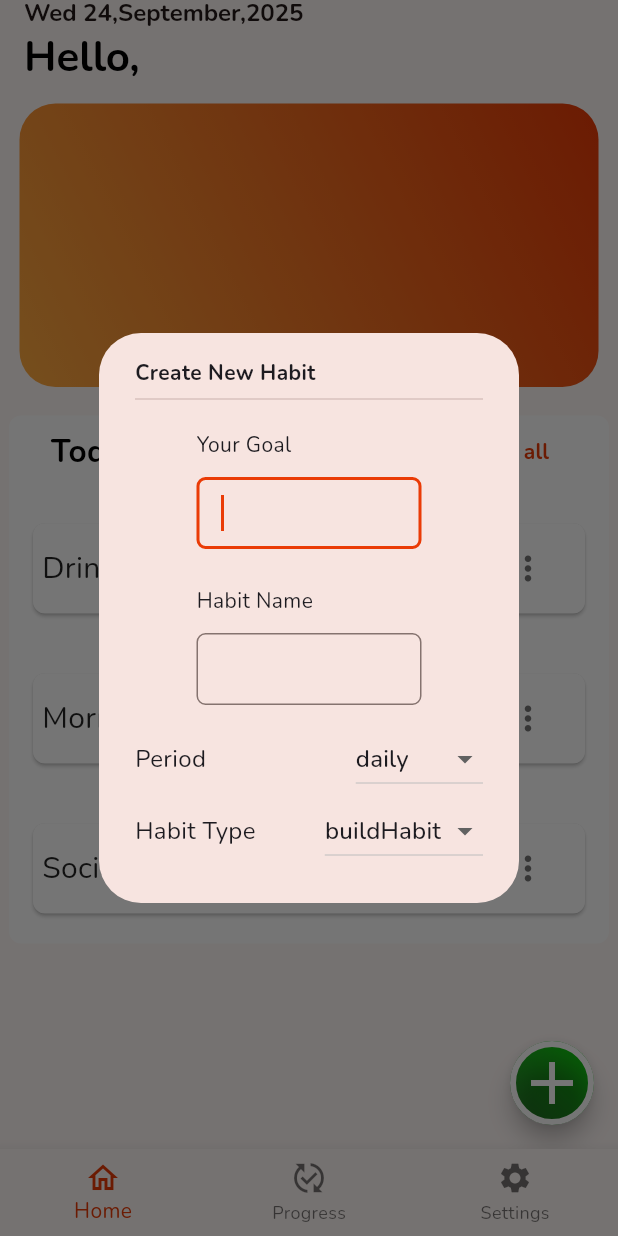
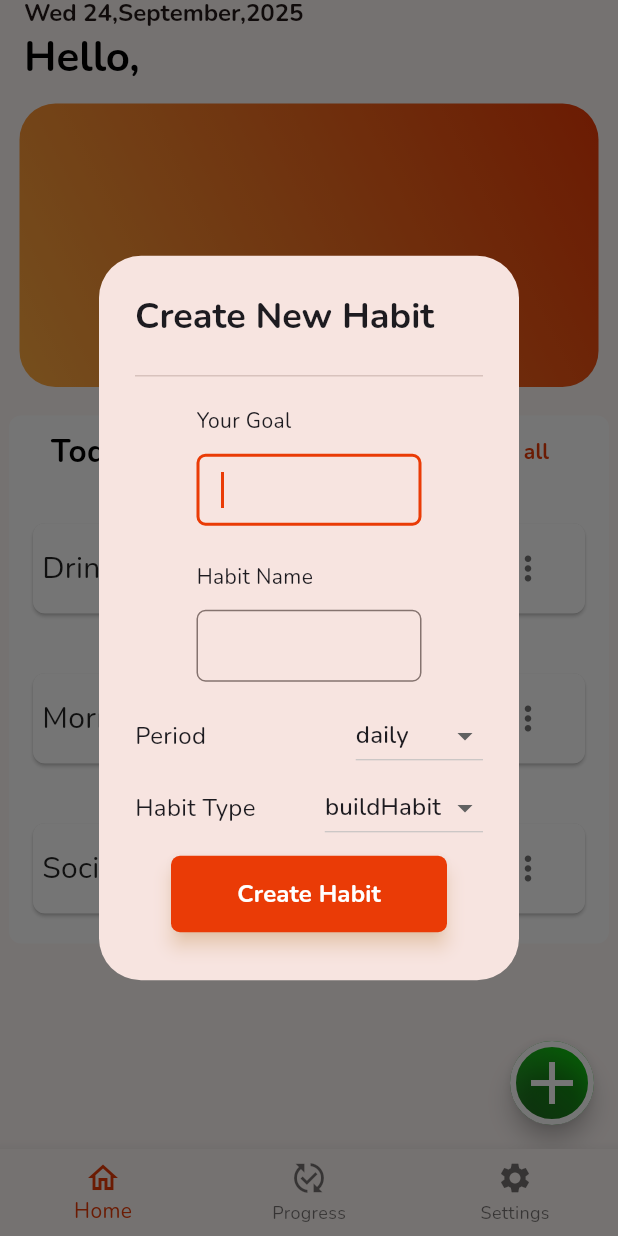
Before and after one commit to fzaura/habit_tracker, a Flutter app: the screen it shows after launch, after a tap on the "add" icon, on a phone screen of 412 x 824 dp. Run offline on Flutter 3.47's test engine with Material 3 defaults, Android fonts, the phone set to English and light mode, and no system bars; our stand-ins replace flutter_riverpod, google_fonts.

Commit message:
feat(addNewHabit): Made the UI for adding a new  habit more modular  <How?> by separating it into stateful and stateless utility components. <Why?> To enhance code reusability and maintainability , and to update UI Model to look better.

```diff
--- a/mobile_frontend/habit_tracker_frontend/lib/core/utilAddNewHabit.dart
+++ /dev/null
@@ -1,83 +0,0 @@
-import 'package:flutter/material.dart';
-import 'package:google_fonts/google_fonts.dart';
-import 'package:habit_tracker/app/globalData.dart';
-import 'package:habit_tracker/app/themes.dart';
-import 'package:habit_tracker/core/utility/stateFulUtil/dropDownButtonTemp.dart';
-import 'package:habit_tracker/core/utility/stateFulUtil/habitsCheckCard.dart';
-import 'package:habit_tracker/core/utility/utilitySignLogWidgets.dart';
-import 'package:habit_tracker/data/Models/UIModels/habit.dart';
-
-class UtilAddNewHabit {
-  Container defaultInputField(
-    String text,
-    TextEditingController controller,
-    BuildContext context,
-  ) {
-    return Container(
-      width: double.infinity,
-      padding: const EdgeInsets.symmetric(
-        vertical: 12,
-        horizontal: double.infinity,
-      ),
-      //margin: const EdgeInsets.symmetric(horizontal: 8),
-      child: Column(
-        mainAxisSize: MainAxisSize.min,
-        crossAxisAlignment: CrossAxisAlignment.start,
-        children: [
-          Text(textAlign: TextAlign.left, text, selectionColor: Colors.grey),
-          const SizedBox(height: 12),
-          TextField(
-            autofocus: true,
-            controller: controller,
-            keyboardType: TextInputType.text,
-            textCapitalization: TextCapitalization.words,
-            decoration: InputDecoration(
-              border: OutlineInputBorder(
-                borderRadius: BorderRadius.circular(6),
-              ),
-              contentPadding: EdgeInsets.all(12),
-            ),
-          ),
-        ],
-      ),
-    );
-  }
-
-  static void addNewHabit(
-    BuildContext context,
-    TextEditingController yourGoalController,
-    TextEditingController yourHabitController,
-  ) {
-    showDialog(
-      context: context,
-      builder: (context) => AlertDialog(
-        content:  Column(
-          mainAxisSize: MainAxisSize.min,
-          mainAxisAlignment: MainAxisAlignment.start,
-          crossAxisAlignment: CrossAxisAlignment.start,
-          children: [
-            Text(
-              'Create New Habit',
-              style: mainAppTheme.textTheme.headlineLarge?.copyWith(
-                fontWeight: FontWeight.bold,
-              ),
-            ),
-            const Divider(),
-            SigninInputField('Your Goal', yourGoalController, context),
-            SigninInputField('Habit Name', yourHabitController, context),
-            DropDownButtonTemp(
-              buttonName: 'Period',
-              passedEnumValue: EnperiodUnit.daily,
-              enumValues: EnperiodUnit.values,
-            ),
-            DropDownButtonTemp(
-              buttonName: 'Habit Type',
-              passedEnumValue: EnhabitGoal.buildHabit,
-              enumValues: EnhabitGoal.values,
-            ),
-          ],
-        ),
-      ),
-    );
-  }
-}
--- /dev/null
+++ b/mobile_frontend/habit_tracker_frontend/lib/core/utility/stateFulUtil/addNewHabit.dart
@@ -0,0 +1,96 @@
+import 'package:flutter/material.dart';
+import 'package:flutter_riverpod/flutter_riverpod.dart';
+import 'package:habit_tracker/app/themes.dart';
+import 'package:habit_tracker/core/utility/statelessUtil/utilAddNewHabit.dart';
+import 'package:habit_tracker/core/utility/stateFulUtil/dropDownButtonTemp.dart';
+import 'package:habit_tracker/core/utility/utilitySignLogWidgets.dart';
+import 'package:habit_tracker/data/Models/UIModels/habit.dart';
+import 'package:habit_tracker/view(Screens)/HomeScreens/sucessScreenUtil.dart';
+import 'package:habit_tracker/view_model(Providers)/habitsStateNotifier.dart';
+
+class Addnewhabit extends ConsumerStatefulWidget {
+  const Addnewhabit({super.key});
+  @override
+  ConsumerState<Addnewhabit> createState() => _AddnewhabitState();
+}
+
+class _AddnewhabitState extends ConsumerState<Addnewhabit> {
+  late TextEditingController yourGoalController;
+  late TextEditingController yourHabitController;
+
+  EnhabitGoal habitGoal = EnhabitGoal.buildHabit;
+  EnperiodUnit periodUnit = EnperiodUnit.daily;
+
+  void _addNewHabitLogic() {
+    ref
+        .read(habitSampleProvider.notifier)
+        .addNewHabit(
+          Habit(
+            id: '33',
+            habitName: yourHabitController.text,
+            goal: yourGoalController.text,
+            habitType: habitGoal,
+            periodUnit: periodUnit,
+            createdAt: DateTime.now(),
+          ),
+        );
+    Navigator.pop(context);
+    Navigator.push(
+      context,
+      MaterialPageRoute(builder: (context) => SucessScreenUtil()),
+    );
+  }
+
+  @override
+  void initState() {
+    super.initState();
+    yourGoalController = TextEditingController();
+    yourHabitController = TextEditingController();
+  }
+
+  @override
+  Widget build(BuildContext context) {
+    return AlertDialog(
+      title: Text(
+        'Create New Habit',
+        style: mainAppTheme.textTheme.headlineLarge?.copyWith(
+          fontWeight: FontWeight.bold,
+        ),
+      ),
+      content: Column(
+        mainAxisSize: MainAxisSize.min,
+        mainAxisAlignment: MainAxisAlignment.start,
+        crossAxisAlignment: CrossAxisAlignment.start,
+        children: [
+          const Divider(),
+          SigninInputField('Your Goal', yourGoalController, context),
+          SigninInputField('Habit Name', yourHabitController, context),
+          DropDownButtonTemp(
+            buttonName: 'Period',
+            passedEnumValue: periodUnit,
+            enumValues: EnperiodUnit.values,
+          ),
+          DropDownButtonTemp(
+            buttonName: 'Habit Type',
+            passedEnumValue: habitGoal,
+            enumValues: EnhabitGoal.values,
+          ),
+          UtilAddNewHabitUI().defaultCreateHabitButton(
+            text: "Create Habit",
+            onPressed: (context) {
+              _addNewHabitLogic();
+            },
+            ctxt: context,
+          ),
+        ],
+      ),
+    );
+  }
+
+  @override
+  void dispose() {
+    yourGoalController.dispose();
+    yourHabitController.dispose();
+    super.dispose();
+  }
+}
--- /dev/null
+++ b/mobile_frontend/habit_tracker_frontend/lib/core/utility/statelessUtil/utilAddNewHabit.dart
@@ -0,0 +1,81 @@
+import 'package:flutter/material.dart';
+import 'package:habit_tracker/app/themes.dart';
+import 'package:google_fonts/google_fonts.dart';
+
+class UtilAddNewHabitUI {
+  Widget defaultCreateHabitButton({
+    required text,
+    required Function(BuildContext ctxt) onPressed,
+    required BuildContext ctxt,
+  }) {
+    return Container(
+      width: double.infinity,
+      margin: const EdgeInsets.symmetric(
+        vertical: 8,
+        horizontal: 24,
+      ), // Spacing from edges ,
+
+      child: ElevatedButton(
+        onPressed: () {
+          onPressed(ctxt);
+        },
+        style: ElevatedButton.styleFrom(
+          backgroundColor: mainAppTheme.colorScheme.primary, // Orange color
+          foregroundColor: Colors.white, // Text color
+          shadowColor: Colors.orangeAccent.withOpacity(0.5), // Shadow color
+          elevation: 5, // Shadow elevation
+          padding: const EdgeInsets.symmetric(
+            vertical: 14,
+          ), // Matches text field height
+          shape: RoundedRectangleBorder(
+            borderRadius: BorderRadius.circular(
+              6,
+            ), // Same border radius as text field
+          ),
+        ),
+        child: Text(
+          text,
+          style: GoogleFonts.nunito(fontSize: 16, fontWeight: FontWeight.bold),
+        ),
+      ),
+    );
+  }
+
+  Container defaultInputField(
+    String text,
+    TextEditingController controller,
+    BuildContext context,
+  ) {
+    return Container(
+      width: double.infinity,
+      padding: const EdgeInsets.symmetric(
+        vertical: 12,
+        horizontal: double.infinity,
+      ),
+      //margin: const EdgeInsets.symmetric(horizontal: 8),
+      child: Column(
+        mainAxisSize: MainAxisSize.min,
+        crossAxisAlignment: CrossAxisAlignment.start,
+        children: [
+          Text(textAlign: TextAlign.left, text, selectionColor: Colors.grey),
+          const SizedBox(height: 12),
+          TextField(
+            autofocus: true,
+            controller: controller,
+            keyboardType: TextInputType.text,
+            textCapitalization: TextCapitalization.words,
+            decoration: InputDecoration(
+              border: OutlineInputBorder(
+                borderRadius: BorderRadius.circular(6),
+              ),
+              contentPadding: EdgeInsets.all(12),
+            ),
+          ),
+        ],
+      ),
+    );
+  }
+
+
+
+}
--- a/mobile_frontend/habit_tracker_frontend/lib/data/Models/UIModels/habit.dart
+++ b/mobile_frontend/habit_tracker_frontend/lib/data/Models/UIModels/habit.dart
@@ -16,7 +16,7 @@ class Habit {
     required this.habitName,
     required this.goal,
     required this.habitType,
-    required this.periodValue,
+     this.periodValue=21,
     required this.periodUnit,
     required this.createdAt,
     this.isCompleted = false,
--- a/mobile_frontend/habit_tracker_frontend/lib/view(Screens)/HomeScreens/homeScreen.dart
+++ b/mobile_frontend/habit_tracker_frontend/lib/view(Screens)/HomeScreens/homeScreen.dart
@@ -1,6 +1,7 @@
 import 'package:flutter/material.dart';
 import 'package:flutter_riverpod/flutter_riverpod.dart';
-import 'package:habit_tracker/core/utilAddNewHabit.dart';
+import 'package:habit_tracker/core/utility/statelessUtil/utilAddNewHabit.dart';
+import 'package:habit_tracker/core/utility/stateFulUtil/addNewHabit.dart';
 import 'package:habit_tracker/core/utility/utilHomeScreenWidgets.dart';
 import 'package:habit_tracker/view_model(Providers)/habitsStateNotifier.dart';
 import 'package:intl/intl.dart';
@@ -20,11 +21,7 @@ class _HomescreenState extends ConsumerState<Homescreen> {
   late TextEditingController yourHabitController;
 
   void onAddNewHabit() {
-    UtilAddNewHabit.addNewHabit(
-      context,
-      yourGoalController,
-      yourHabitController,
-    );
+    showDialog(context: context, builder: (context) => Addnewhabit());
   }
 
   @override
@@ -75,7 +72,6 @@ class _HomescreenState extends ConsumerState<Homescreen> {
               habitsList,
               pressSeeAll: () {},
             ),
-
           ],
         ),
       ),
--- a/mobile_frontend/habit_tracker_frontend/lib/view_model(Providers)/habitsStateNotifier.dart
+++ b/mobile_frontend/habit_tracker_frontend/lib/view_model(Providers)/habitsStateNotifier.dart
@@ -13,6 +13,10 @@ class HabitsStateNotifier extends StateNotifier<List<Habit>> {
     : super(HabitSamples.getSampleHabits()); //A-Initial Data
 
   //B- Variables that Change that Data in a non immutable way
+  void addNewHabit(Habit newHabit)
+  {
+    state=[...state,newHabit];
+  }
 }
 
 final habitSampleProvider =
--- a/mobile_frontend/habit_tracker_frontend/pubspec.yaml
+++ b/mobile_frontend/habit_tracker_frontend/pubspec.yaml
@@ -62,7 +62,7 @@ flutter:
 
    #To add assets to your application, add an assets section, like this:
   assets:
-     - resources/google-logo.png
+     - resources/
 
   # An image asset can refer to one or more resolution-specific "variants", see
   # https://flutter.dev/to/resolution-aware-images
```
Also changed, not shown: mobile_frontend/habit_tracker_frontend/lib/view(Screens)/HomeScreens/sucessScreenUtil.dart (added, +48 -0 lines), mobile_frontend/habit_tracker_frontend/resources/Notes_Outline 1.png (added), 1 other file.
